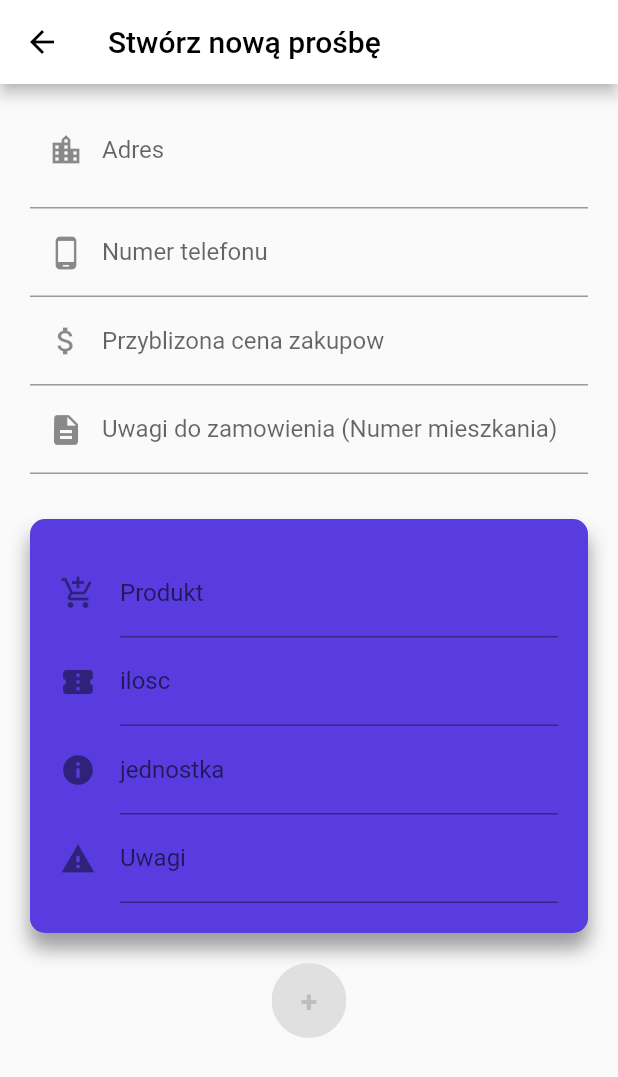
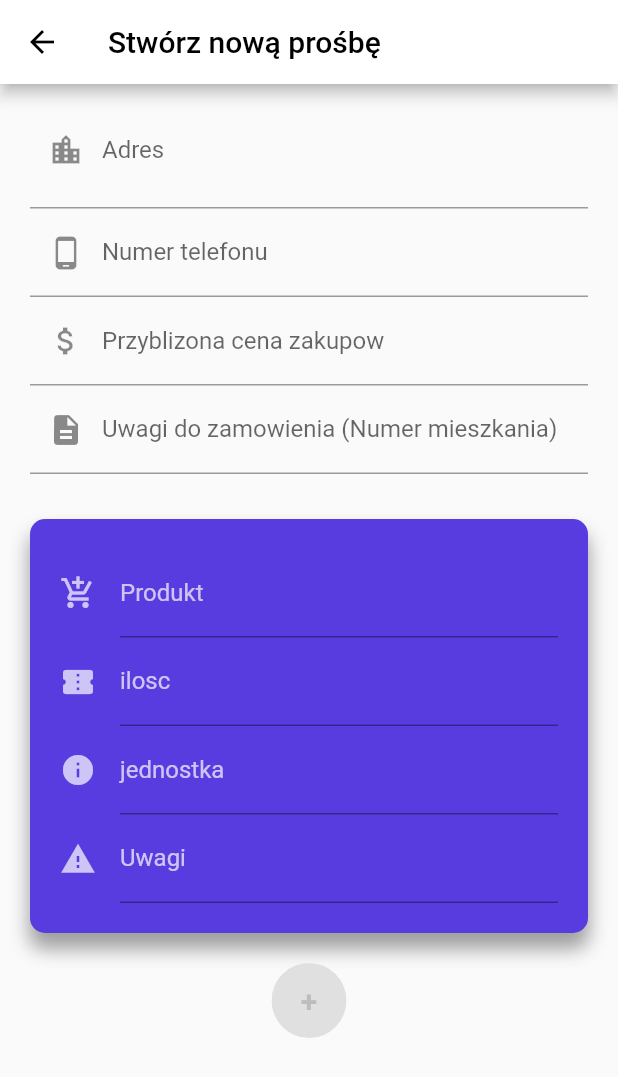
Before and after one commit to kamilbakierzynski/flutter_zostawpoddrzwiami, a Flutter app: the RequestMakingScreen screen opened by its route, on a phone screen of 412 x 824 dp. Shown: the top 1077 px of the screen. Run offline on Flutter 3.47's test engine with Material 2 defaults, Android fonts, the phone set to English and light mode, and no system bars; our stand-ins replace auto_size_text, cloud_firestore, firebase_auth, firebase_messaging, flare_flutter, flutter_spinkit and 5 more; missing offline and left inert: dart:ffi, google_maps_place_picker, shortid; accounts and stored records are empty.

Commit message:
No tak jest

```diff
--- a/lib/screens/request_making_screen.dart
+++ b/lib/screens/request_making_screen.dart
@@ -29,17 +29,10 @@ class _State extends State<RequestMakingScreen> {
   List<Item> requestedCart = [Item("Blank", 0.0, "Blank", "Blank")];
   final _formKey = GlobalKey<FormState>();
 
-//  String tempProduct = '';
   String address = '';
   String phoneNumber = '';
   String optionalInfo = '';
   String price = '';
-
-//  String name = '';
-//  String surname = '';
-//  String description = '';
-//  int itemCount = 0;
-//  bool isListClicked = false;
 
   bool firstFilled = false;
 
@@ -243,7 +236,7 @@ class _State extends State<RequestMakingScreen> {
           padding: EdgeInsets.only(top: 5.0)),
       floatingActionButton: firstFilled
           ? FloatingActionButton.extended(
-              backgroundColor: Colors.amber,
+              backgroundColor: Colors.green,
               onPressed: () async {
                 if (_formKey.currentState.validate()) {
                   _removeIfBlank();
@@ -326,13 +319,13 @@ class _State extends State<RequestMakingScreen> {
       child: Column(
         children: <Widget>[
           TextFormField(
-            initialValue: requestedCart[index].name != 'Blank'
-                ? requestedCart[index].name
-                : null,
+            style: TextStyle(color: Colors.white70),
             decoration: const InputDecoration(
-              icon: Icon(Icons.add_shopping_cart),
+              icon: Icon(Icons.add_shopping_cart,color: Colors.white70),
               hintText: 'Wpisz Produkt',
               labelText: 'Produkt',
+              labelStyle: TextStyle(color: Colors.white70),
+              hintStyle: TextStyle(color: Colors.white70),
             ),
             onChanged: (String text) {
               if (requestedCart[0].name != 'Blank') {
@@ -344,13 +337,13 @@ class _State extends State<RequestMakingScreen> {
             },
           ),
           TextFormField(
-            initialValue: requestedCart[index].quantity != 0.0
-                ? requestedCart[index].quantity.toString()
-                : null,
+            style: TextStyle(color: Colors.white70),
             decoration: const InputDecoration(
-              icon: Icon(Icons.confirmation_number),
+              icon: Icon(Icons.confirmation_number,color: Colors.white70),
               hintText: 'Wpisz ilosc',
               labelText: 'ilosc',
+              labelStyle: TextStyle(color: Colors.white70),
+              hintStyle: TextStyle(color: Colors.white70),
             ),
             keyboardType: TextInputType.number,
             inputFormatters: <TextInputFormatter>[
@@ -361,26 +354,26 @@ class _State extends State<RequestMakingScreen> {
             },
           ),
           TextFormField(
-            initialValue: requestedCart[index].unit != 'Blank'
-                ? requestedCart[index].unit
-                : null,
+            style: TextStyle(color: Colors.white70),
             decoration: const InputDecoration(
-              icon: Icon(Icons.info),
+              icon: Icon(Icons.info,color: Colors.white70),
               hintText: 'Wpisz jednostke',
               labelText: 'jednostka',
+              labelStyle: TextStyle(color: Colors.white70),
+              hintStyle: TextStyle(color: Colors.white70),
             ),
             onChanged: (String text) {
               this.requestedCart[index].unit = text;
             },
           ),
           TextFormField(
-            initialValue: requestedCart[index].description != 'Blank'
-                ? requestedCart[index].description
-                : null,
+            style: TextStyle(color: Colors.white70),
             decoration: const InputDecoration(
-              icon: Icon(Icons.warning),
+              icon: Icon(Icons.warning,color: Colors.white70),
               hintText: 'Wpisz uwagi',
               labelText: 'Uwagi',
+              labelStyle: TextStyle(color: Colors.white70),
+              hintStyle: TextStyle(color: Colors.white70),
             ),
             onChanged: (String text) {
               this.requestedCart[index].description = text;
```
